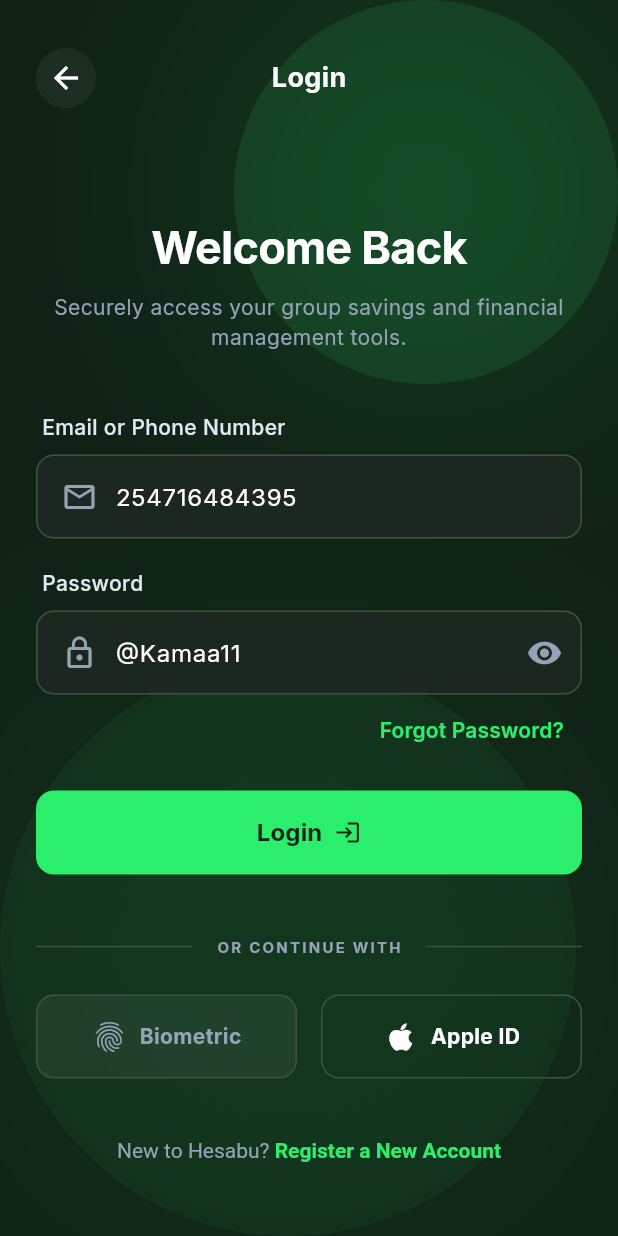
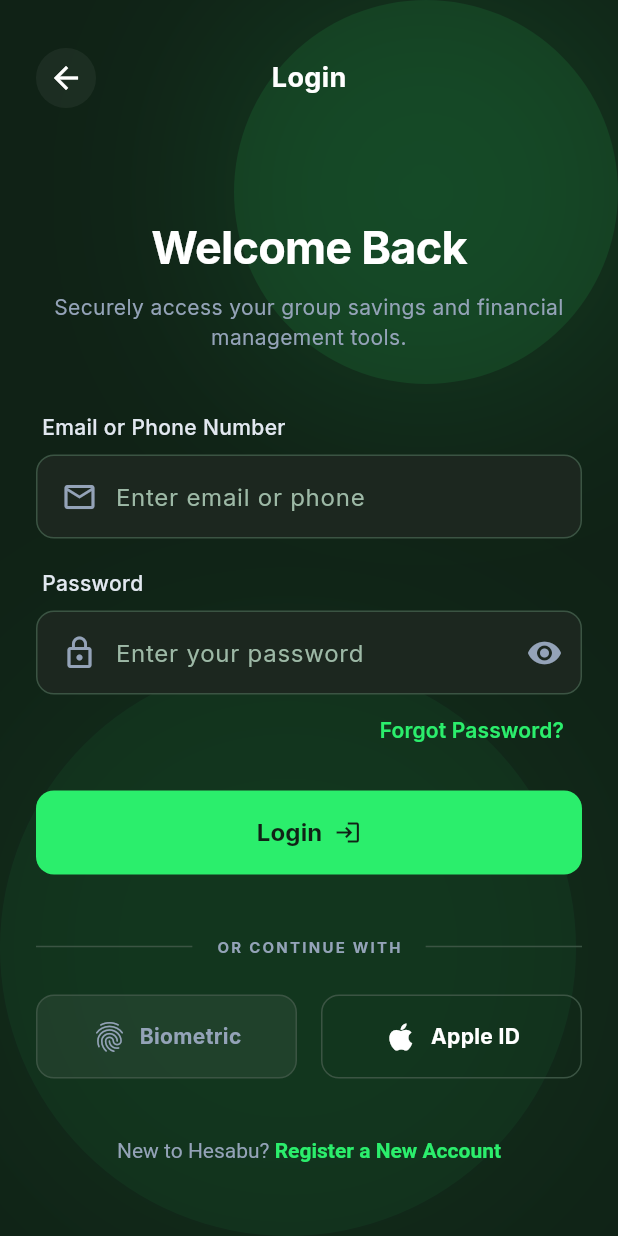
Before and after one commit to gidyon/hesabu_app, a Flutter app: the LoginScreen screen opened by its route, after a tap on the "visibility off" icon, on a phone screen of 412 x 824 dp. Run offline on Flutter 3.47's test engine with Material 3 defaults, Android fonts, the phone set to English and light mode, and no system bars; our stand-ins replace dio, flutter_secure_storage, go_router, google_fonts, image_picker, local_auth and 1 more; accounts and stored records are empty.

Commit message:
remove default logisn

```diff
--- a/lib/features/auth/presentation/screens/login_screen.dart
+++ b/lib/features/auth/presentation/screens/login_screen.dart
@@ -17,8 +17,8 @@
 }
 
 class _LoginScreenState extends State<LoginScreen> {
-  final _emailController = TextEditingController(text: '254716484395');
-  final _passwordController = TextEditingController(text: '@Kamaa11');
+  final _emailController = TextEditingController(text: '');
+  final _passwordController = TextEditingController(text: '');
   bool _isLoading = false;
   bool _isPasswordVisible = false;
   bool _bioEnabled = false;
@@ -49,7 +49,9 @@
       if (!canAuthenticate) {
         if (mounted) {
           ScaffoldMessenger.of(context).showSnackBar(
-            const SnackBar(content: Text('Biometrics not supported on this device')),
+            const SnackBar(
+              content: Text('Biometrics not supported on this device'),
+            ),
           );
         }
         return;
@@ -459,7 +461,9 @@
                         child: Container(
                           height: 56,
                           decoration: BoxDecoration(
-                            color: _bioEnabled ? Colors.transparent : Colors.grey.withOpacity(0.1),
+                            color: _bioEnabled
+                                ? Colors.transparent
+                                : Colors.grey.withOpacity(0.1),
                             border: Border.all(
                               color: isDark
                                   ? const Color(0xFF3b5443)
@@ -477,7 +481,9 @@
                                   Icon(
                                     Icons.fingerprint,
                                     size: 24,
-                                    color: _bioEnabled ? accent : AppColors.slate400,
+                                    color: _bioEnabled
+                                        ? accent
+                                        : AppColors.slate400,
                                   ),
                                   const SizedBox(width: 8),
                                   Text(
```
